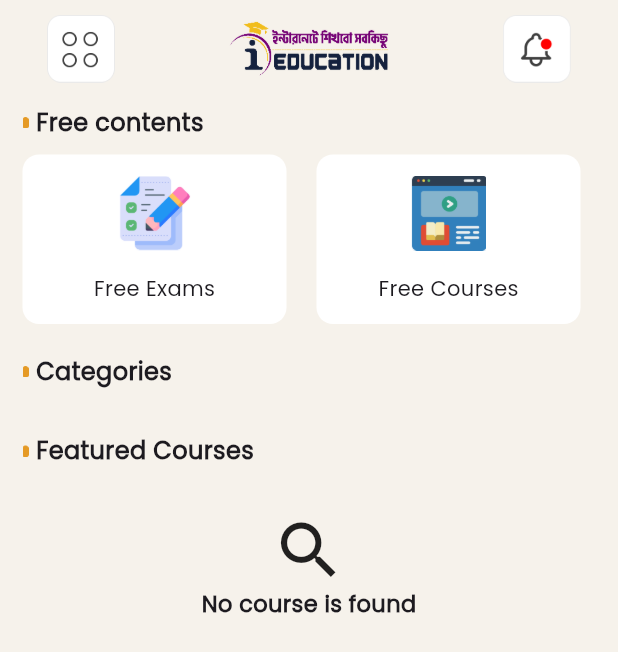
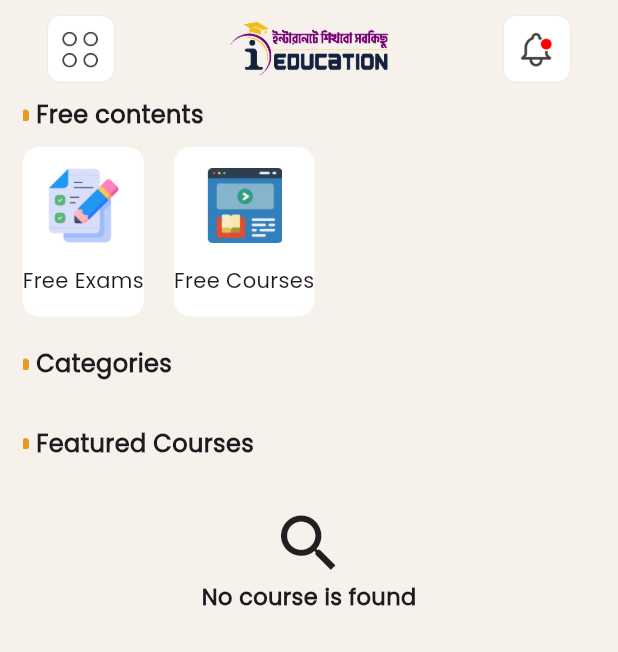
Before and after one commit to nextive-rahim/iEducation-new, a Flutter app: the HomePage screen opened directly, on a phone screen of 412 x 824 dp. Shown: the top 652 px of the screen. Run offline on Flutter 3.47's test engine with Material 3 defaults, Android fonts, the phone set to English and light mode, and no system bars; our stand-ins replace cached_network_image, dio, equatable, flutter_countdown_timer, flutter_widget_from_html, get and 7 more; missing offline and left inert: flutter_pdfview, flutter_sslcommerz; accounts and stored records are empty; network calls fail.

Commit message:
refactor : Refactor code.

```diff
--- a/lib/pages/course/widgets/course_content.dart
+++ b/lib/pages/course/widgets/course_content.dart
@@ -10,7 +10,11 @@ import 'package:url_launcher/url_launcher.dart';
 class CourseContent extends StatefulWidget {
   final Content content;
   final int index;
-  const CourseContent({super.key, required this.content, required this.index});
+  const CourseContent({
+    super.key,
+    required this.content,
+    required this.index,
+  });
 
   @override
   State<CourseContent> createState() => _CourseContentState();
--- a/lib/pages/home/view/home_page.dart
+++ b/lib/pages/home/view/home_page.dart
@@ -62,11 +62,7 @@ class _HomePageState extends State<HomePage> {
       appBar: getAppHeader(),
       key: scaffoldKey,
       body: SingleChildScrollView(
-        child: Column(
-          crossAxisAlignment: CrossAxisAlignment.start,
-          children: [
-            const SizedBox(height: 5),
-            Container(
+        child: Padding(
           padding: const EdgeInsets.only(
             left: 15,
             right: 15,
@@ -74,7 +70,6 @@ class _HomePageState extends State<HomePage> {
           ),
           child: RefreshIndicator(
             onRefresh: controller.onRefresh,
-                child: SingleChildScrollView(
             child: Column(
               children: [
                 /* getBannerPart(),*/
@@ -84,9 +79,6 @@ class _HomePageState extends State<HomePage> {
               ],
             ),
           ),
-              ),
-            )
-          ],
         ),
       ),
     );
@@ -204,9 +196,6 @@ class _HomePageState extends State<HomePage> {
   }
 
   Widget getFreeContentsItem(type) {
-    double itemWidth =
-        ((MediaQuery.of(context).size.width - 60.0) / 2).toPrecision(0);
-
     String icon = (type == "exam")
         ? 'assets/images/free_exam.png'
         : 'assets/images/free_course.png';
@@ -229,7 +218,6 @@ class _HomePageState extends State<HomePage> {
         }
       },
       child: Container(
-        width: itemWidth,
         height: 113,
         decoration: BoxDecoration(
           color: Colors.white,
@@ -362,10 +350,8 @@ class _HomePageState extends State<HomePage> {
   Widget getContents() {
     double responsiveWidth = MediaQuery.of(context).size.width - 20;
     double descriptionWidth = (responsiveWidth / 10.0) * 6;
-    return SizedBox(
-      width: responsiveWidth,
-      child: SingleChildScrollView(
-        child: Obx(() {
+    return Obx(
+      () {
         if (courseController.courseRefreshing.value) {
           return const Center(
             child: CircularProgressIndicator(),
@@ -392,7 +378,8 @@ class _HomePageState extends State<HomePage> {
                     style: TextStyle(
                       fontSize: 15,
                       fontFamily: 'Poppins',
-                          fontWeight: FontWeight.bold),
+                      fontWeight: FontWeight.bold,
+                    ),
                   ),
                 ],
               ),
@@ -419,6 +406,7 @@ class _HomePageState extends State<HomePage> {
                         .subscriptionStatus ==
                     "active") {
                   Get.toNamed(RoutesPath.courseContentPage);
+                  return;
                 } else {
                   Get.toNamed(RoutesPath.courseDetail);
                 }
@@ -463,8 +451,7 @@ class _HomePageState extends State<HomePage> {
                           SizedBox(
                             width: descriptionWidth - 25.0,
                             child: Row(
-                                mainAxisAlignment:
-                                    MainAxisAlignment.spaceBetween,
+                              mainAxisAlignment: MainAxisAlignment.spaceBetween,
                               children: [
                                 Row(
                                   children: [
@@ -511,8 +498,7 @@ class _HomePageState extends State<HomePage> {
           primary: false,
           shrinkWrap: true,
         );
-        }),
-      ),
+      },
     );
   }
 
```
Also changed, not shown: lib/pages/auth/controller/auth_controller.dart (+29 -18 lines), lib/pages/blogs/view/blog.dart (+4 -3 lines), lib/pages/course/view/my_course_page.dart (+23 -36 lines). Lines whose indentation alone changed are shown as unchanged.
